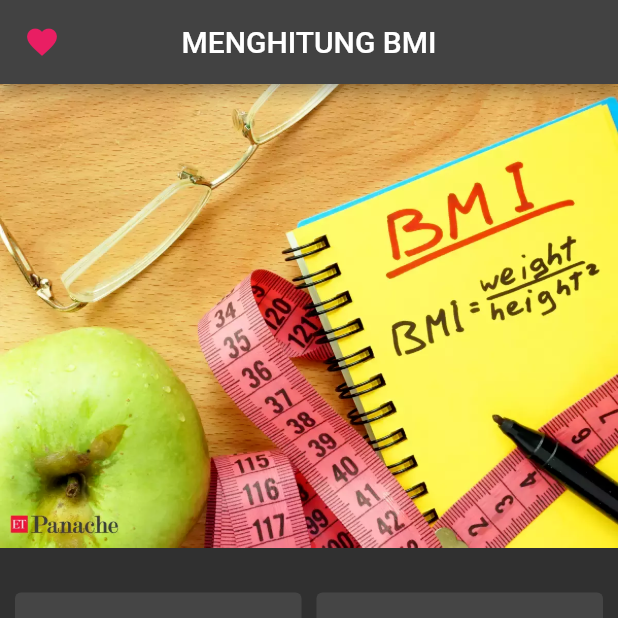
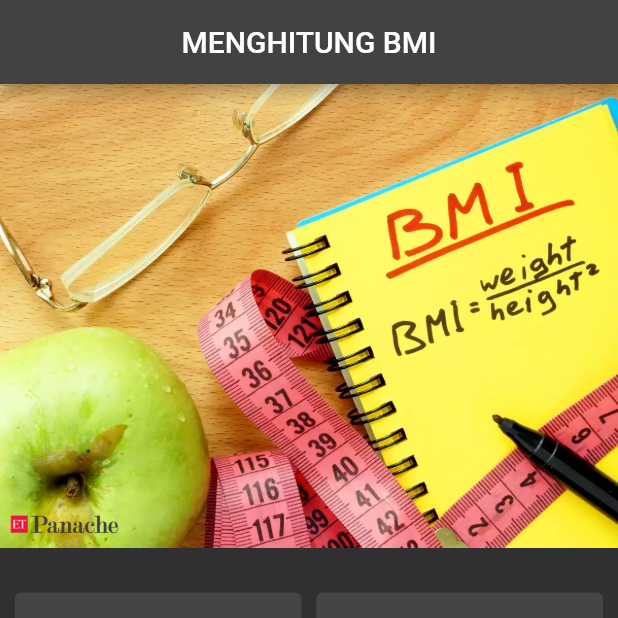
Before and after one commit to madedeva/hitung_bmi, a Flutter app: the screen it shows after launch, on a phone screen of 412 x 824 dp, the top half of it. Run offline on Flutter 3.47's test engine with Material 2 defaults, Android fonts, the phone set to English and light mode, and no system bars.

Commit message:
first commit

```diff
--- a/lib/bmi.dart
+++ b/lib/bmi.dart
@@ -21,10 +21,10 @@ class _InputBMIState extends State<InputBMI> {
       appBar: AppBar(
         //backgroundColor: Colors.blue[900],
         centerTitle: true,
-        leading: const Icon(
-          Icons.favorite,
-          color: Colors.pink,
-        ),
+        // leading: const Icon(
+        //   Icons.favorite,
+        //   color: Colors.pink,
+        // ),
         title: const Text('MENGHITUNG BMI'),
       ),
       body: SingleChildScrollView(
```
